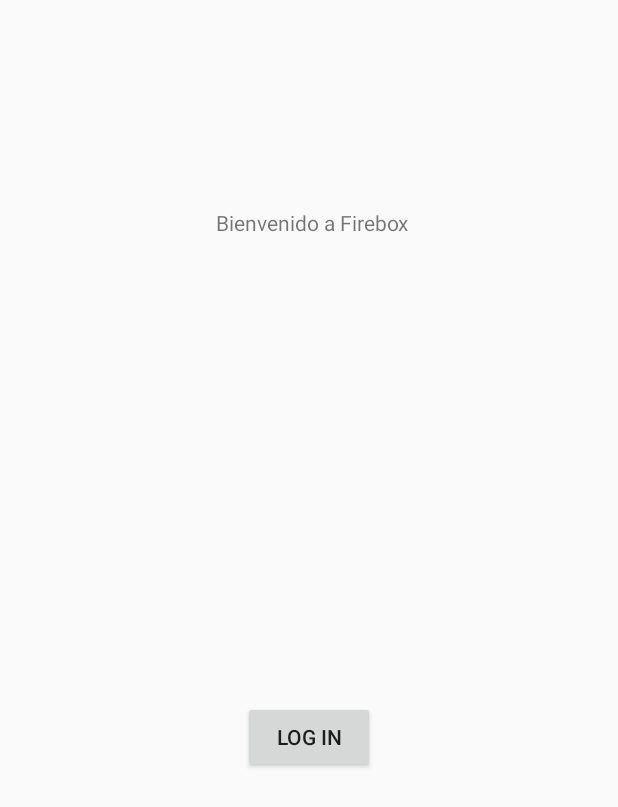
After one commit to SamuelCaro/lab5g4, an Android app: the layout fragment_login.xml on its own in the app's theme, with its tools: preview values and no code run, on a phone screen of 412 x 824 dp. The commit adds this screen. Shown: the top 807 px of the screen. Run offline under Robolectric (Android 15) with nearby library versions, the phone set to English and light mode, and no system bars.

Commit message:
logueo con fragment

```diff
--- a/app/build.gradle
+++ b/app/build.gradle
@@ -28,6 +28,7 @@
     implementation 'androidx.appcompat:appcompat:1.2.0'
     implementation 'androidx.constraintlayout:constraintlayout:2.0.4'
     implementation 'androidx.recyclerview:recyclerview:1.1.0'
+    implementation 'androidx.legacy:legacy-support-v4:1.0.0'
     testImplementation 'junit:junit:4.12'
     androidTestImplementation 'androidx.test.ext:junit:1.1.2'
     androidTestImplementation 'androidx.test.espresso:espresso-core:3.3.0'
--- a/app/src/main/AndroidManifest.xml
+++ b/app/src/main/AndroidManifest.xml
@@ -15,8 +15,8 @@
         android:roundIcon="@mipmap/ic_launcher_round"
         android:supportsRtl="true"
         android:theme="@style/AppTheme">
-        <activity android:name=".PrincipalActivity"></activity>
-        <activity android:name=".MainActivity">
+        <activity android:name=".Activities.PrincipalActivity"></activity>
+        <activity android:name=".Activities.MainActivity">
             <intent-filter>
                 <action android:name="android.intent.action.MAIN" />
 
--- a/app/src/main/java/pe/pucp/tel306/firebox/PrincipalActivity.java
+++ b/app/src/main/java/pe/pucp/tel306/firebox/Activities/PrincipalActivity.java
@@ -1,8 +1,10 @@
-package pe.pucp.tel306.firebox;
+package pe.pucp.tel306.firebox.Activities;
 
 import androidx.appcompat.app.AppCompatActivity;
 
 import android.os.Bundle;
+
+import pe.pucp.tel306.firebox.R;
 
 public class PrincipalActivity extends AppCompatActivity {
 
--- a/app/src/main/res/layout/activity_principal.xml
+++ b/app/src/main/res/layout/activity_principal.xml
@@ -4,6 +4,6 @@
     xmlns:tools="http://schemas.android.com/tools"
     android:layout_width="match_parent"
     android:layout_height="match_parent"
-    tools:context=".PrincipalActivity">
+    tools:context=".Activities.PrincipalActivity">
 
 </androidx.constraintlayout.widget.ConstraintLayout>
--- /dev/null
+++ b/app/src/main/res/layout/fragment_login.xml
@@ -0,0 +1,37 @@
+<?xml version="1.0" encoding="utf-8"?>
+<FrameLayout xmlns:android="http://schemas.android.com/apk/res/android"
+    xmlns:app="http://schemas.android.com/apk/res-auto"
+    xmlns:tools="http://schemas.android.com/tools"
+    android:layout_width="match_parent"
+    android:layout_height="match_parent"
+    tools:context=".Fragments.LoginFragment">
+
+
+    <androidx.constraintlayout.widget.ConstraintLayout
+        android:layout_width="match_parent"
+        android:layout_height="match_parent">
+
+        <TextView
+            android:id="@+id/textView"
+            android:layout_width="wrap_content"
+            android:layout_height="wrap_content"
+            android:text="@string/bienvenido_a_firebox"
+            app:layout_constraintBottom_toBottomOf="parent"
+            app:layout_constraintHorizontal_bias="0.508"
+            app:layout_constraintLeft_toLeftOf="parent"
+            app:layout_constraintRight_toRightOf="parent"
+            app:layout_constraintTop_toTopOf="parent"
+            app:layout_constraintVertical_bias="0.172" />
+
+        <Button
+            android:id="@+id/buttonLogin"
+            android:layout_width="wrap_content"
+            android:layout_height="wrap_content"
+            android:text="@string/log_in"
+            app:layout_constraintBottom_toBottomOf="parent"
+            app:layout_constraintEnd_toEndOf="parent"
+            app:layout_constraintStart_toStartOf="parent"
+            app:layout_constraintTop_toBottomOf="@+id/textView" />
+
+    </androidx.constraintlayout.widget.ConstraintLayout>
+</FrameLayout>
--- a/app/src/main/res/values/strings.xml
+++ b/app/src/main/res/values/strings.xml
@@ -2,4 +2,6 @@
     <string name="app_name">lab5g4</string>
     <string name="bienvenido_a_firebox">Bienvenido a Firebox</string>
     <string name="log_in">Log in</string>
+    <!-- TODO: Remove or change this placeholder text -->
+    <string name="hello_blank_fragment">Hello blank fragment</string>
 </resources>
```
Also changed, not shown: app/src/main/java/pe/pucp/tel306/firebox/Activities/MainActivity.java (renamed from app/src/main/java/pe/pucp/tel306/firebox/MainActivity.java, +14 -5 lines), app/src/main/java/pe/pucp/tel306/firebox/Fragments/LoginFragment.java (added, +63 -0 lines), app/src/main/res/layout/activity_main.xml (+7 -20 lines).
